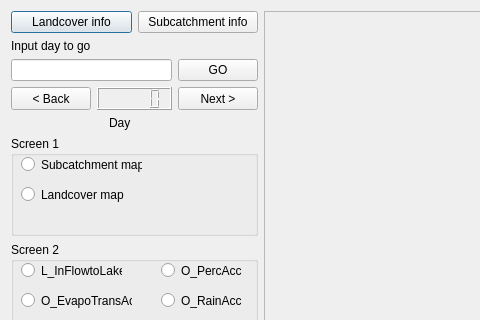
Above: uis/qtdesigners/output_map.ui from uttu90/stella before the change; both pictures show x 0 to 480 and y 0 to 320 of the 825 by 621 pixel window. Below: the same form after it.
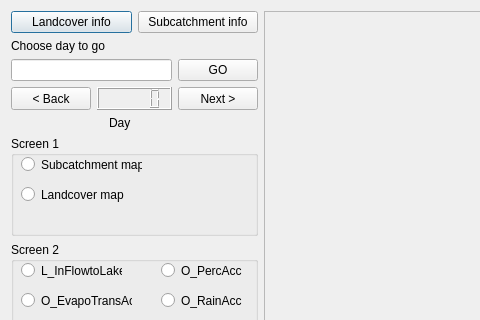
That is the form after the change.

```diff
--- a/uis/qtdesigners/output_map.ui
+++ b/uis/qtdesigners/output_map.ui
@@ -51,7 +51,7 @@
        <item>
         <widget class="QLabel" name="label">
          <property name="text">
-          <string>Input day to go</string>
+          <string>Choose day to go</string>
          </property>
         </widget>
        </item>
```
